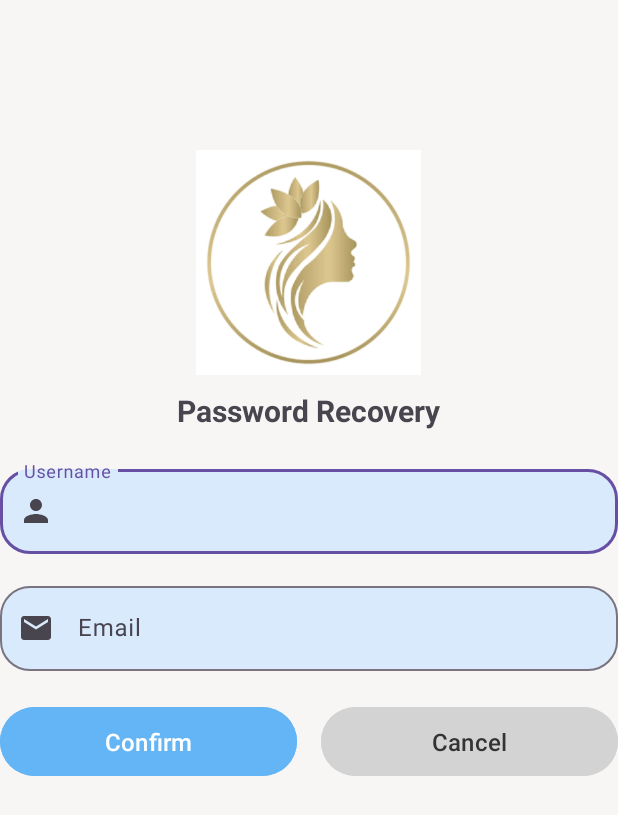
After one commit to Jos-Dat/app-chi-tieu, an Android app: the ForgetPasswordActivity screen opened directly, with no data from a screen before it, on a phone screen of 412 x 824 dp. The commit adds this screen. Shown: the top 815 px of the screen. Run offline under Robolectric (Android 15) with nearby library versions, the phone set to English and light mode, and no system bars.

Commit message:
them chuc nang forget password

```diff
--- a/app/src/main/AndroidManifest.xml
+++ b/app/src/main/AndroidManifest.xml
@@ -15,6 +15,8 @@
         tools:targetApi="31">
         <activity android:name=".activities.MainActivity"/>
         <activity android:name=".activities.RegisterActivity"/>
+        <activity android:name=".activities.ForgetPasswordActivity"/>
+        <activity android:name=".activities.UpdatePasswordActivity"/>
         <activity
             android:name=".activities.LoginActivity"
             android:exported="true">
--- /dev/null
+++ b/app/src/main/java/com/example/campusexpensemanagement/activities/ForgetPasswordActivity.java
@@ -0,0 +1,101 @@
+package com.example.campusexpensemanagement.activities;
+
+import android.app.ProgressDialog;
+import android.content.Intent;
+import android.os.Bundle;
+import android.text.TextUtils;
+import android.view.View;
+import android.widget.Button;
+import android.widget.EditText;
+import android.widget.Toast;
+
+import androidx.appcompat.app.AppCompatActivity;
+
+import com.example.campusexpensemanagement.R;
+import com.example.campusexpensemanagement.data.UserDAO;
+import com.example.campusexpensemanagement.models.User;
+
+public class ForgetPasswordActivity extends AppCompatActivity {
+
+    private EditText edtAccount, edtEmail;
+    private Button btnConfirmAccount, btnCancel;
+    private UserDAO userDAO;
+    private ProgressDialog progressDialog;
+
+    @Override
+    protected void onCreate(Bundle savedInstanceState) {
+        super.onCreate(savedInstanceState);
+        setContentView(R.layout.activity_forget_password);
+
+        // Initialize UI components
+        edtAccount = findViewById(R.id.edtAccount);
+        edtEmail = findViewById(R.id.edtEmail);
+        btnConfirmAccount = findViewById(R.id.btnConfirmAccount);
+        btnCancel = findViewById(R.id.btnCancel);
+
+        // Initialize database
+        userDAO = new UserDAO(this);
+
+        // Setup progress dialog
+        progressDialog = new ProgressDialog(this);
+        progressDialog.setMessage("Verifying account information...");
+        progressDialog.setCancelable(false);
+
+        // Set up button click listeners
+        btnConfirmAccount.setOnClickListener(new View.OnClickListener() {
+            @Override
+            public void onClick(View v) {
+                verifyAccountInformation();
+            }
+        });
+
+        btnCancel.setOnClickListener(new View.OnClickListener() {
+            @Override
+            public void onClick(View v) {
+                finish();
+            }
+        });
+    }
+
+    private void verifyAccountInformation() {
+        String username = edtAccount.getText().toString().trim();
+        String email = edtEmail.getText().toString().trim();
+
+        // Input validation
+        if (TextUtils.isEmpty(username)) {
+            edtAccount.setError("Username is required");
+            edtAccount.requestFocus();
+            return;
+        }
+
+        if (TextUtils.isEmpty(email)) {
+            edtEmail.setError("Email is required");
+            edtEmail.requestFocus();
+            return;
+        }
+
+        // Show loading dialog
+        progressDialog.show();
+
+        try {
+            // Get user by username
+            User user = userDAO.getUserByUsername(username);
+
+            if (user != null && user.getEmail().equals(email)) {
+                // Success: Username and email match
+                Intent intent = new Intent(ForgetPasswordActivity.this, UpdatePasswordActivity.class);
+                intent.putExtra("USERNAME", username);
+                startActivity(intent);
+                finish();
+            } else {
+                // Failure: Username doesn't exist or email doesn't match
+                Toast.makeText(this, "Invalid username or email!", Toast.LENGTH_SHORT).show();
+            }
+        } catch (Exception e) {
+            Toast.makeText(this, "Error: " + e.getMessage(), Toast.LENGTH_SHORT).show();
+        } finally {
+            // Hide loading dialog
+            progressDialog.dismiss();
+        }
+    }
+}
--- a/app/src/main/java/com/example/campusexpensemanagement/fragments/ExpenseManagementFragment.java
+++ b/app/src/main/java/com/example/campusexpensemanagement/fragments/ExpenseManagementFragment.java
@@ -143,8 +143,6 @@ public class ExpenseManagementFragment extends Fragment implements ExpenseAdapte
         anchor.getLocationOnScreen(location);
         fabMenuPopup.showAtLocation(anchor, Gravity.NO_GRAVITY,
                 location[0], location[1] - popupHeight);
-
-
     }
 
 
--- /dev/null
+++ b/app/src/main/res/layout/activity_forget_password.xml
@@ -0,0 +1,96 @@
+<?xml version="1.0" encoding="utf-8"?>
+<LinearLayout xmlns:android="http://schemas.android.com/apk/res/android"
+    xmlns:app="http://schemas.android.com/apk/res-auto"
+    android:orientation="vertical"
+    android:layout_width="match_parent"
+    android:layout_height="match_parent"
+    android:background="#F8F5F5"
+    android:paddingTop="100dp">
+
+    <ImageView
+        android:layout_width="150dp"
+        android:layout_height="150dp"
+        android:src="@drawable/logo"
+        android:contentDescription="Logo"
+        android:layout_gravity="center_horizontal"/>
+
+    <TextView
+        android:layout_width="wrap_content"
+        android:layout_height="wrap_content"
+        android:text="Password Recovery"
+        android:textSize="20sp"
+        android:textStyle="bold"
+        android:layout_gravity="center_horizontal"
+        android:layout_marginTop="10dp"
+        android:layout_marginBottom="20dp"/>
+
+    <com.google.android.material.textfield.TextInputLayout
+        android:layout_width="match_parent"
+        android:layout_height="wrap_content"
+        android:layout_marginBottom="16dp"
+        android:hint="Username"
+        app:startIconDrawable="@drawable/ic_person"
+        app:boxBackgroundColor="#D9EAFD"
+        app:boxCornerRadiusBottomEnd="20dp"
+        app:boxCornerRadiusBottomStart="20dp"
+        app:boxCornerRadiusTopEnd="20dp"
+        app:boxCornerRadiusTopStart="20dp">
+
+        <com.google.android.material.textfield.TextInputEditText
+            android:id="@+id/edtAccount"
+            android:layout_width="match_parent"
+            android:layout_height="wrap_content"
+            android:inputType="text"
+            android:maxLines="1" />
+    </com.google.android.material.textfield.TextInputLayout>
+
+    <com.google.android.material.textfield.TextInputLayout
+        android:layout_width="match_parent"
+        android:layout_height="wrap_content"
+        android:hint="Email"
+        app:startIconDrawable="@drawable/ic_email"
+        app:boxBackgroundColor="#D9EAFD"
+        app:boxCornerRadiusBottomEnd="20dp"
+        app:boxCornerRadiusBottomStart="20dp"
+        app:boxCornerRadiusTopEnd="20dp"
+        app:boxCornerRadiusTopStart="20dp">
+
+        <com.google.android.material.textfield.TextInputEditText
+            android:id="@+id/edtEmail"
+            android:layout_width="match_parent"
+            android:layout_height="wrap_content"
+            android:inputType="textEmailAddress"
+            android:maxLines="1" />
+    </com.google.android.material.textfield.TextInputLayout>
+
+    <LinearLayout
+        android:layout_width="match_parent"
+        android:layout_height="wrap_content"
+        android:orientation="horizontal"
+        android:layout_marginTop="20dp">
+
+        <com.google.android.material.button.MaterialButton
+            android:id="@+id/btnConfirmAccount"
+            android:layout_width="0dp"
+            android:layout_height="wrap_content"
+            android:layout_weight="1"
+            android:padding="12dp"
+            android:text="Confirm"
+            android:textSize="16sp"
+            android:backgroundTint="@color/primary_light"
+            android:layout_marginEnd="8dp"/>
+
+        <com.google.android.material.button.MaterialButton
+            android:id="@+id/btnCancel"
+            android:layout_width="0dp"
+            android:layout_height="wrap_content"
+            android:layout_weight="1"
+            android:padding="12dp"
+            android:text="Cancel"
+            android:textSize="16sp"
+            android:backgroundTint="#D3D3D3"
+            android:textColor="#333333"
+            android:layout_marginStart="8dp"/>
+    </LinearLayout>
+
+</LinearLayout>
```
Also changed, not shown: app/src/main/java/com/example/campusexpensemanagement/activities/LoginActivity.java (+7 -0 lines), app/src/main/java/com/example/campusexpensemanagement/activities/UpdatePasswordActivity.java (added, +127 -0 lines), app/src/main/res/layout/activity_update_password.xml (added, +49 -0 lines).
